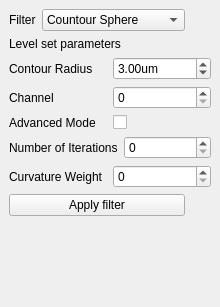
First picture: the form in Code/GUI/lib/Resources/OneClickSegmentationDockWidget.ui, repository gofigure2/GoFigure2, before the edit.
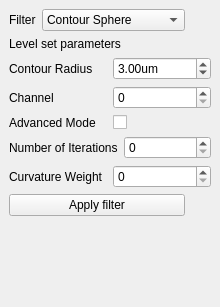
Second picture: the form after the edit.

The edit to the form file:
```diff
--- a/Code/GUI/lib/Resources/OneClickSegmentationDockWidget.ui
+++ b/Code/GUI/lib/Resources/OneClickSegmentationDockWidget.ui
@@ -49,7 +49,7 @@
         </property>
         <item>
          <property name="text">
-          <string>Countour Sphere</string>
+          <string>Contour Sphere</string>
          </property>
         </item>
         <item>
```
